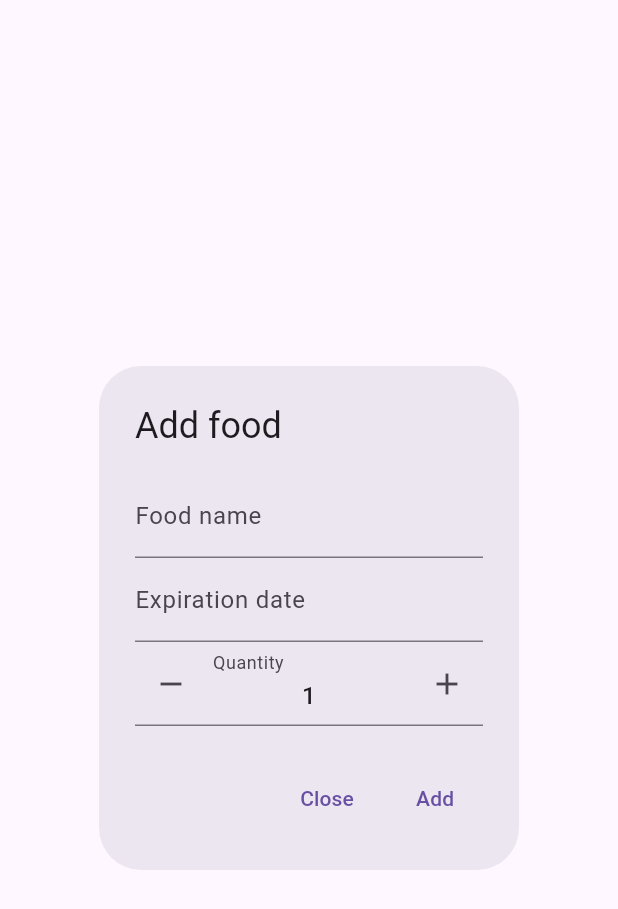
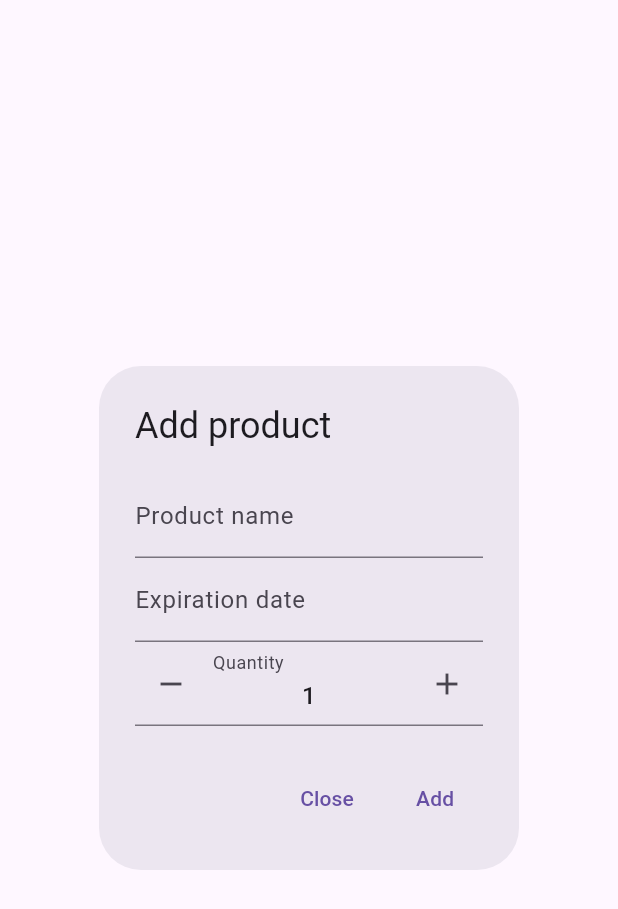
Before and after one commit to tiaxter/fridge-manager, a Flutter app: the FoodAdderPopup widget shown alone on an empty page, opened directly, on a phone screen of 412 x 824 dp. Shown: the top 909 px of the screen. Run offline on Flutter 3.47's test engine with Material 2 defaults, Android fonts, the phone set to English and light mode, and no system bars; drawn by our look-alikes of flutter_spinbox; our stand-ins replace awesome_notifications, dio, flutter_speed_dial, jiffy, streaming_shared_preferences; missing offline and left inert: flutter_barcode_scanner, quick_actions, shared_preferences_android, shared_preferences_ios, workmanager.

Commit message:
First full working app commit

```diff
--- a/lib/widgets/dismissable_tile.dart
+++ b/lib/widgets/dismissable_tile.dart
@@ -1,6 +1,7 @@
 import 'package:flutter/material.dart';
 
 class DismissableTile extends StatelessWidget {
+  @override
   final Key key;
   final Widget child;
   final Function() onDismissed;
--- a/lib/widgets/food_adder.dart
+++ b/lib/widgets/food_adder.dart
@@ -1,16 +1,18 @@
-import 'package:cart_stepper/cart_stepper.dart';
+import 'dart:convert';
+
 import 'package:flutter/material.dart';
 import 'package:flutter_spinbox/flutter_spinbox.dart';
 import 'package:intl/intl.dart';
-import 'package:hive_flutter/hive_flutter.dart';
+import 'package:jiffy/jiffy.dart';
+import 'package:streaming_shared_preferences/streaming_shared_preferences.dart';
 
 import '../utils/api.dart';
 
 class FoodAdderPopup extends StatefulWidget{
   final String? barCode;
-  final int? indexToUpdate;
+  final String? id;
   const FoodAdderPopup({
-    Key? key, this.barCode, this.indexToUpdate
+    Key? key, this.barCode, this.id
   }) : super(key: key);
 
   @override
@@ -29,18 +31,18 @@ class _FoodAdderPopupState extends State<FoodAdderPopup>{
   void openDatePicker(BuildContext context) async {
     DateTime? date = await showDatePicker(
       context: context,
-      initialDate: (formFields.containsKey("expirationDate") && formFields["expirationDate"] != null) ? formFields["expirationDate"] : DateTime.now(),
+      initialDate: (formFields.containsKey("expirationDate") && formFields["expirationDate"] != null) ? Jiffy(formFields["expirationDate"]).dateTime : DateTime.now(),
       firstDate: DateTime.now(),
       lastDate: DateTime(3000)
     );
 
     if (date != null) {
       expirationDateController.text = DateFormat('yyyy-MM-dd').format(date);
-      formFields["expirationDate"] = date;
+      formFields["expirationDate"] = DateFormat('yyyy-MM-dd').format(date);
     }
   }
 
-  void onSave() {
+  void onSave() async {
     // If name field is not valid
     if (!formKey.currentState!.validate()) {
       return;
@@ -53,51 +55,67 @@ class _FoodAdderPopupState extends State<FoodAdderPopup>{
     }
 
     // Get stored foods
-    List<dynamic> foods = Hive.box('app').get('foods', defaultValue: <Map<dynamic, dynamic>>[]);
+    StreamingSharedPreferences preferences = await StreamingSharedPreferences.instance;
+    List<dynamic> products = jsonDecode(preferences.getString('products', defaultValue: '[]').getValue());
 
-    if (widget.indexToUpdate != null) {
+
+    if (widget.id != null) {
       // Replace the old with the new one
-      foods[widget.indexToUpdate ?? 0] = formFields;
+      products[products.indexWhere((product) => product['id'] == widget.id)] = formFields;
     } else {
+      formFields['id'] = UniqueKey().toString();
       // Add the new one
-      foods.add(formFields);
+      products.add(formFields);
     }
 
     // Save velues to the db
-    Hive.box('app').put('foods', foods);
+    await preferences.setString('products', jsonEncode(products));
     Navigator.of(context).pop();
   }
 
   @override
   Widget build(BuildContext context) {
-    String action = widget.indexToUpdate != null ? "Edit" : "Add";
-    if (widget.indexToUpdate != null) {
-      var currentFood = Hive.box('app').get('foods', defaultValue: <Map<dynamic, dynamic>>[])[widget.indexToUpdate ?? 0];
-      formFields["productName"] = currentFood["productName"];
-      formFields["expirationDate"] = currentFood["expirationDate"];
-      formFields["quantity"] = currentFood["quantity"] ?? 1.0;
-      productNameController.text = formFields["productName"];
-      expirationDateController.text = DateFormat('yyyy-MM-dd').format(formFields["expirationDate"]);
+    String action = 'Add';
+    if (widget.id != null) {
+      action = 'Edit';
     }
-
     return AlertDialog(
-      title: Text("$action food"),
+      title: Text('$action product'),
       content: FutureBuilder(
-        future: widget.barCode == null ? null: Api.getProductInfo(widget.barCode ?? ""),
+        future: Future.wait([
+          StreamingSharedPreferences.instance,
+          widget.barCode == null ? Future.value(null) : Api.getProductInfo(widget.barCode ?? ''),
+        ]),
         builder: (BuildContext context, AsyncSnapshot snapshot) {
           if (snapshot.connectionState == ConnectionState.waiting) {
-            return const SizedBox(
-              width: double.infinity,
-              height: 60,
-              child: Center(
-                child: CircularProgressIndicator()
-              )
+            return const Center(
+              child: CircularProgressIndicator(),
             );
           }
 
-          if (snapshot.hasData && (snapshot.data as Map<String, dynamic>)["status"] == 1) {
-            Map<String, dynamic> data = snapshot.data;
-            productNameController.text = data["product"]["product_name_it"] ?? data["product"]["product_name"];
+          if (snapshot.hasError) {
+            return const Center(
+              child: Text('Ops, an error occurred, please retry later'),
+            );
+          }
+
+          StreamingSharedPreferences preferences = snapshot.data[0];
+          var productData = snapshot.data[1];
+
+          if (productData != null && productData['status'] == 1) {
+            productNameController.text = productData["product"]["product_name_it"] ?? productData["product"]["product_name"];
+          }
+
+          if (widget.id != null) {
+            // Get stored foods
+            List<dynamic> products = jsonDecode(preferences.getString('products', defaultValue: '[]').getValue());
+            Map<String, dynamic> currentProduct = products.firstWhere((product) => product['id'] == widget.id);
+            formFields['id'] = currentProduct['id'];
+            formFields["productName"] = currentProduct["productName"];
+            formFields["expirationDate"] = currentProduct["expirationDate"];
+            formFields["quantity"] = currentProduct["quantity"] ?? 1.0;
+            productNameController.text = formFields["productName"];
+            expirationDateController.text = DateFormat('yyyy-MM-dd').format(Jiffy(formFields["expirationDate"]).dateTime);
           }
 
           return Form(
@@ -108,7 +126,7 @@ class _FoodAdderPopupState extends State<FoodAdderPopup>{
                   TextFormField(
                     controller: productNameController,
                     decoration: const InputDecoration(
-                      labelText: "Food name"
+                      labelText: "Product name"
                     ),
                     validator: (value) => (value == null || value.isEmpty) ? 'Required field' : null,
                     onSaved: (String? value) => formFields["productName"] = value ?? "",
--- a/lib/widgets/food_card.dart
+++ b/lib/widgets/food_card.dart
@@ -8,9 +8,9 @@ class FoodCard extends StatelessWidget {
   final String title;
   final DateTime expiration;
   final double quantity;
-  final int index;
+  final String id;
 
-  const FoodCard({Key? key, required this.title, required this.expiration, required this.index, required this.quantity}) : super(key: key);
+  const FoodCard({Key? key, required this.title, required this.expiration, required this.id, required this.quantity}) : super(key: key);
 
   Color calculateProgressIndicatorColor(int expirationDays) {
     if (expirationDays >= 15) {
@@ -91,7 +91,7 @@ class FoodCard extends StatelessWidget {
         showDialog(
           context: context,
           builder: (BuildContext context) {
-            return FoodAdderPopup(indexToUpdate: index);
+            return FoodAdderPopup(id: id);
           }
         );
       },
```
Also changed, not shown: lib/main.dart (+49 -32 lines), lib/screens/home.dart (+50 -26 lines), pubspec.yaml (+5 -4 lines), pubspec.lock, 1 other file.
